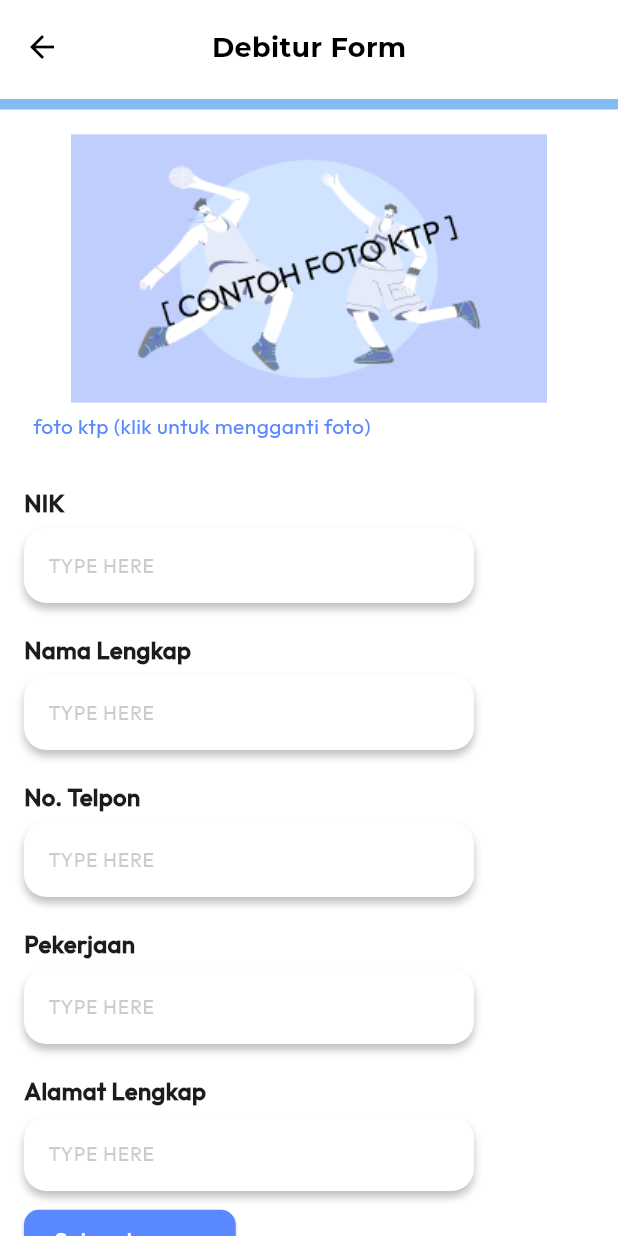
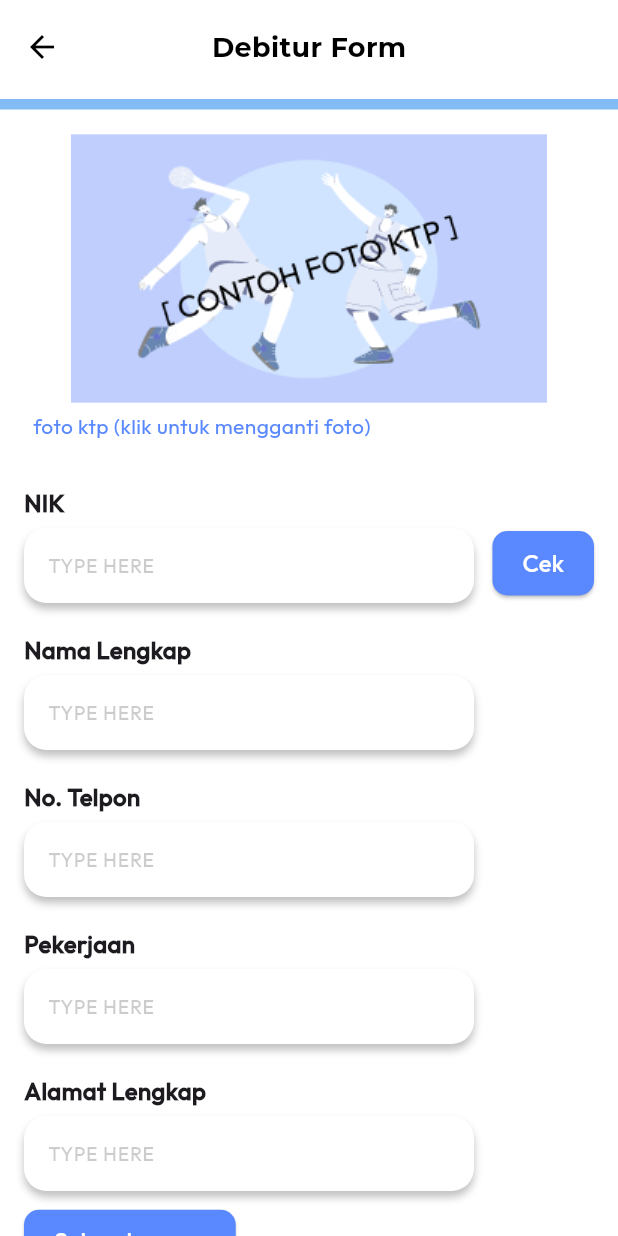
Before and after one commit to ITDEVKSPUK/loan-application-, a Flutter app: the InputData screen opened by its route, on a phone screen of 412 x 824 dp. Run offline on Flutter 3.47's test engine with Material 3 defaults, Android fonts, the phone set to English and light mode, and no system bars; our stand-ins replace curved_labeled_navigation_bar, dio, get, get_storage, image_picker; missing offline and left inert: encrypt; accounts and stored records are empty.

Commit message:
feat [ZE] : enhance NIK input with location check button and improve layout

```diff
--- a/lib/views/employee/inputuserdata/inputdata.dart
+++ b/lib/views/employee/inputuserdata/inputdata.dart
@@ -66,7 +66,46 @@ class InputData extends StatelessWidget {
                 ],
               ),
             ),
-            TextfieldForm(label: 'NIK', controller: controller.nikController),
+            Row(
+              crossAxisAlignment: CrossAxisAlignment.center,
+              children: [
+                Expanded(
+                  child: TextfieldForm(
+                    label: 'NIK',
+                    controller: controller.nikController,
+                  ),
+                ),
+                SizedBox(width: 10),
+                Column(
+                  children: [
+                    SizedBox(height: 25),
+                    ElevatedButton(
+                      onPressed: () => showLocationBottomSheet(
+                        context,
+                        (value) => controller.alamatController.text = value,
+                      ),
+                      style: ElevatedButton.styleFrom(
+                        backgroundColor: AppColors.casualbutton1,
+                        padding: EdgeInsets.symmetric(horizontal: 20, vertical: 10),
+                        shape: RoundedRectangleBorder(
+                          borderRadius: BorderRadius.circular(10),
+                        ),
+                      ),
+                      child: Text(
+                        'Cek',
+                        style: TextStyle(
+                          fontSize: 16,
+                          color: AppColors.pureWhite,
+                          fontFamily: 'Outfit',
+                        ),
+                      ),
+                    ),
+                  ],
+                ),
+              ],
+            ),
+
+
             TextfieldForm(label: 'Nama Lengkap', controller: controller.namaController),
             TextfieldForm(label: 'No. Telpon', controller: controller.telpController),
             TextfieldForm(label: 'Pekerjaan', controller: controller.pekerjaanController),
```
Also changed, not shown: lib/views/employee/inputuserdata/overlayalamat.dart (line endings or trailing spaces).
